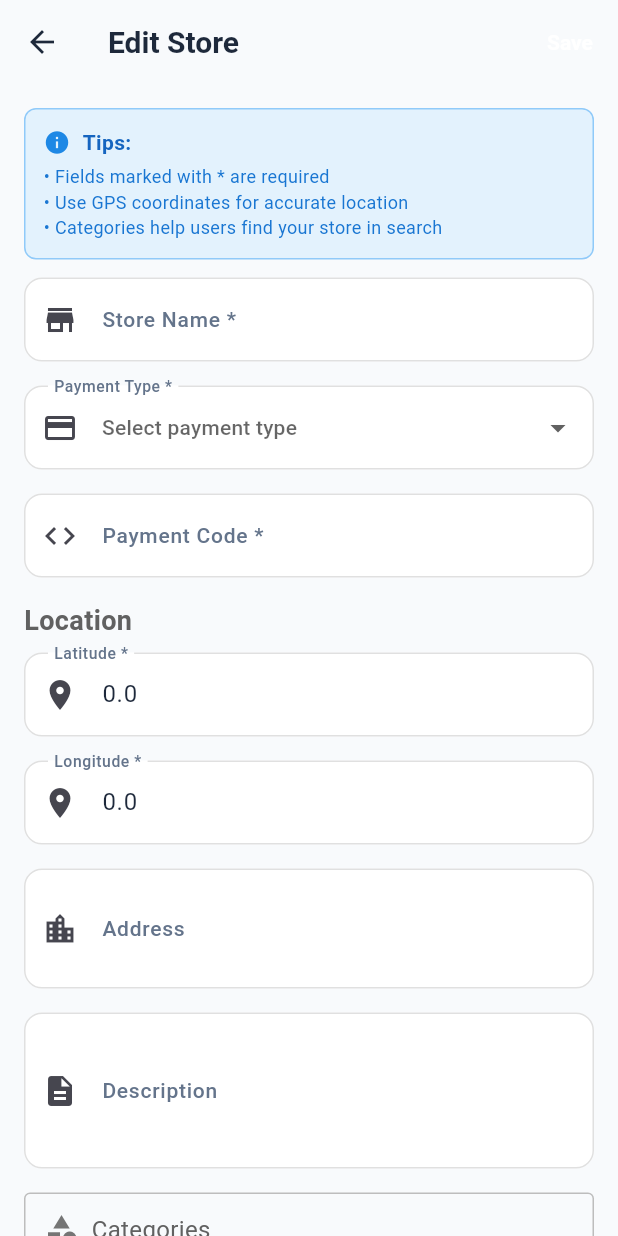
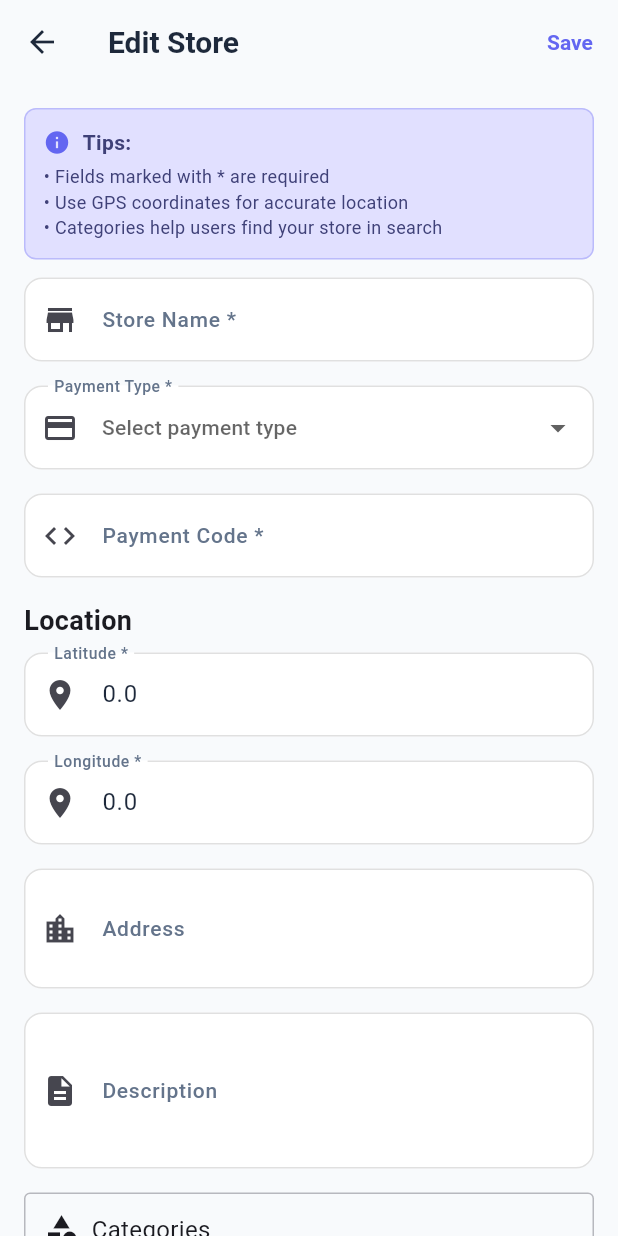
Before and after one commit to julesntare/mq_pay, a Flutter app: the StoreEditScreen screen opened directly with empty values, on a phone screen of 412 x 824 dp. Run offline on Flutter 3.47's test engine with Material 3 defaults, Android fonts, the phone set to English and light mode, and no system bars; our stand-ins replace cloud_firestore, connectivity_plus, firebase_core, flutter_contacts, flutter_native_contact_picker, geolocator and 1 more; missing offline and left inert: flutter_direct_caller_plugin, mobile_scanner; accounts and stored records are empty; generated files the repository leaves out were written again.

Commit message:
fixed delete popup and edit issue on nearby stores

```diff
--- a/lib/screens/simple_nearest_stores.dart
+++ b/lib/screens/simple_nearest_stores.dart
@@ -163,7 +163,7 @@ class _SimpleNearestStoresPageState extends State<SimpleNearestStoresPage> {
             padding: const EdgeInsets.all(24),
             decoration: BoxDecoration(
               borderRadius: BorderRadius.circular(20),
-              color: Colors.white,
+              color: theme.colorScheme.surface,
             ),
             child: Column(
               mainAxisSize: MainAxisSize.min,
@@ -625,7 +625,7 @@ class _SimpleNearestStoresPageState extends State<SimpleNearestStoresPage> {
     final theme = Theme.of(context);
 
     return Scaffold(
-      backgroundColor: theme.colorScheme.background,
+      backgroundColor: theme.colorScheme.surface,
       body: SafeArea(
         child: Column(
           children: [
--- a/lib/screens/store_add_screen.dart
+++ b/lib/screens/store_add_screen.dart
@@ -32,8 +32,11 @@ class _StoreAddScreenState extends State<StoreAddScreen> {
   final List<String> _paymentTypes = [
     'MTN MoMo',
     'Airtel Money',
+    'MoMo Code',
     'Bank Transfer',
     'Credit Card',
+    'Tigo Cash',
+    'Cash',
   ];
 
   final List<String> _categories = [
@@ -78,6 +81,11 @@ class _StoreAddScreenState extends State<StoreAddScreen> {
           'label': 'Airtel Money Number *',
           'hint': 'Enter Airtel mobile number (e.g., 07(2/3)XXXXXXX)',
         };
+      case 'MoMo Code':
+        return {
+          'label': 'MoMo Code *',
+          'hint': 'Enter MoMo payment code or merchant number',
+        };
       case 'Bank Transfer':
         return {
           'label': 'Bank Account Number *',
@@ -87,6 +95,16 @@ class _StoreAddScreenState extends State<StoreAddScreen> {
         return {
           'label': 'Payment Reference *',
           'hint': 'Enter payment reference or contact',
+        };
+      case 'Tigo Cash':
+        return {
+          'label': 'Tigo Cash Number *',
+          'hint': 'Enter Tigo mobile number',
+        };
+      case 'Cash':
+        return {
+          'label': 'Contact Number *',
+          'hint': 'Enter contact phone number',
         };
       default:
         return {
--- a/lib/screens/store_edit_screen.dart
+++ b/lib/screens/store_edit_screen.dart
@@ -32,8 +32,11 @@ class _StoreEditScreenState extends State<StoreEditScreen> {
   final List<String> _paymentTypes = [
     'MTN MoMo',
     'Airtel Money',
+    'MoMo Code',
     'Bank Transfer',
     'Credit Card',
+    'Tigo Cash',
+    'Cash',
   ];
 
   final List<String> _categories = [
@@ -96,6 +99,11 @@ class _StoreEditScreenState extends State<StoreEditScreen> {
           'label': 'Airtel Money Number *',
           'hint': 'Enter Airtel mobile number (e.g., 07(2/3)XXXXXXX)',
         };
+      case 'MoMo Code':
+        return {
+          'label': 'MoMo Code *',
+          'hint': 'Enter MoMo payment code or merchant number',
+        };
       case 'Bank Transfer':
         return {
           'label': 'Bank Account Number *',
@@ -105,6 +113,16 @@ class _StoreEditScreenState extends State<StoreEditScreen> {
         return {
           'label': 'Payment Reference *',
           'hint': 'Enter payment reference or contact',
+        };
+      case 'Tigo Cash':
+        return {
+          'label': 'Tigo Cash Number *',
+          'hint': 'Enter Tigo mobile number',
+        };
+      case 'Cash':
+        return {
+          'label': 'Contact Number *',
+          'hint': 'Enter contact phone number',
         };
       default:
         return {
@@ -192,7 +210,7 @@ class _StoreEditScreenState extends State<StoreEditScreen> {
                 : Text(
                     'Save',
                     style: TextStyle(
-                      color: Colors.white,
+                      color: Theme.of(context).colorScheme.primary,
                       fontWeight: FontWeight.bold,
                     ),
                   ),
@@ -208,22 +226,24 @@ class _StoreEditScreenState extends State<StoreEditScreen> {
             Container(
               padding: EdgeInsets.all(12),
               decoration: BoxDecoration(
-                color: Colors.blue[50],
+                color: Theme.of(context).colorScheme.primaryContainer,
                 borderRadius: BorderRadius.circular(8),
-                border: Border.all(color: Colors.blue[200]!),
+                border: Border.all(
+                    color: Theme.of(context).colorScheme.primary.withOpacity(0.3)),
               ),
               child: Column(
                 crossAxisAlignment: CrossAxisAlignment.start,
                 children: [
                   Row(
                     children: [
-                      Icon(Icons.info, color: Colors.blue[600], size: 18),
+                      Icon(Icons.info,
+                          color: Theme.of(context).colorScheme.primary, size: 18),
                       SizedBox(width: 8),
                       Text(
                         'Tips:',
                         style: TextStyle(
                           fontWeight: FontWeight.bold,
-                          color: Colors.blue[800],
+                          color: Theme.of(context).colorScheme.onPrimaryContainer,
                         ),
                       ),
                     ],
@@ -235,7 +255,7 @@ class _StoreEditScreenState extends State<StoreEditScreen> {
                     '• Categories help users find your store in search',
                     style: TextStyle(
                       fontSize: 12,
-                      color: Colors.blue[700],
+                      color: Theme.of(context).colorScheme.onPrimaryContainer,
                     ),
                   ),
                 ],
@@ -314,7 +334,7 @@ class _StoreEditScreenState extends State<StoreEditScreen> {
               style: TextStyle(
                 fontSize: 18,
                 fontWeight: FontWeight.bold,
-                color: Colors.grey[700],
+                color: Theme.of(context).colorScheme.onSurface,
               ),
             ),
             SizedBox(height: 8),
@@ -394,7 +414,8 @@ class _StoreEditScreenState extends State<StoreEditScreen> {
               width: double.infinity,
               padding: EdgeInsets.all(12),
               decoration: BoxDecoration(
-                border: Border.all(color: Colors.grey.shade400),
+                border: Border.all(
+                    color: Theme.of(context).colorScheme.outline.withOpacity(0.5)),
                 borderRadius: BorderRadius.circular(4),
               ),
               child: Column(
@@ -402,13 +423,14 @@ class _StoreEditScreenState extends State<StoreEditScreen> {
                 children: [
                   Row(
                     children: [
-                      Icon(Icons.category, color: Colors.grey.shade600),
+                      Icon(Icons.category,
+                          color: Theme.of(context).colorScheme.onSurface),
                       SizedBox(width: 8),
                       Text(
                         'Categories',
                         style: TextStyle(
                           fontSize: 16,
-                          color: Colors.grey.shade700,
+                          color: Theme.of(context).colorScheme.onSurface,
                         ),
                       ),
                     ],
@@ -431,8 +453,9 @@ class _StoreEditScreenState extends State<StoreEditScreen> {
                             }
                           });
                         },
-                        selectedColor: Colors.blue.shade100,
-                        checkmarkColor: Colors.blue.shade700,
+                        selectedColor:
+                            Theme.of(context).colorScheme.primaryContainer,
+                        checkmarkColor: Theme.of(context).colorScheme.primary,
                       );
                     }).toList(),
                   ),
@@ -442,7 +465,10 @@ class _StoreEditScreenState extends State<StoreEditScreen> {
                       'Selected: ${_selectedCategories.join(', ')}',
                       style: TextStyle(
                         fontSize: 12,
-                        color: Colors.grey.shade600,
+                        color: Theme.of(context)
+                            .colorScheme
+                            .onSurface
+                            .withOpacity(0.6),
                         fontStyle: FontStyle.italic,
                       ),
                     ),
```
